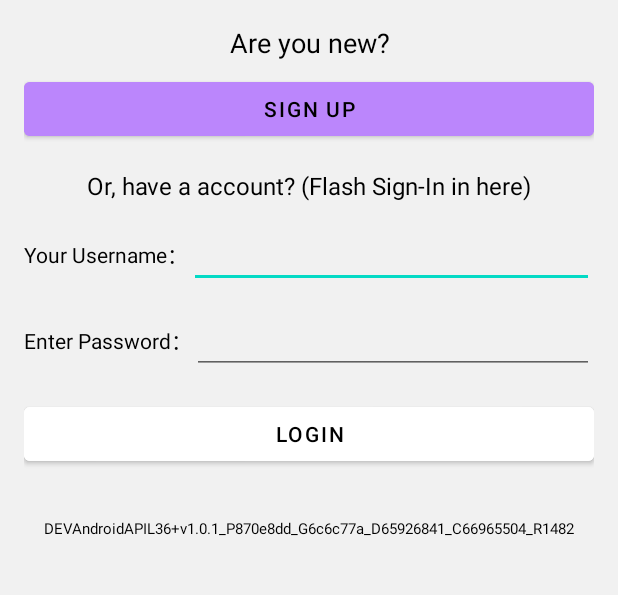
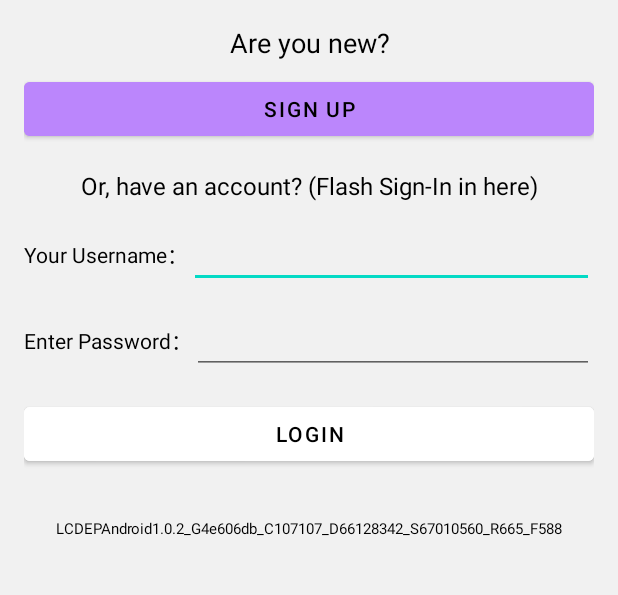
Before and after one commit to cyruschuikc/AY26-27_IT114105_FYP-Group3, an Android app: the screen it shows after launch (MainActivity), on a phone screen of 412 x 824 dp, the part 411-1006 px from its top. Run offline under Robolectric (Android 15) with nearby library versions, the phone set to English and light mode, and no system bars; 3 statements that could not run were skipped.

Commit message:
Update strings.xml

```diff
--- a/Android/app/src/main/res/values/strings.xml
+++ b/Android/app/src/main/res/values/strings.xml
@@ -3,14 +3,14 @@
     <string name="AppName">TeamBox</string>
     <string name="welStaText">Welcome to use TeamBox!</string>
     <string name="registMsg">Are you new?</string>
-    <string name="loginMsg">Or, have a account? (Flash Sign-In in here)</string>
+    <string name="loginMsg">Or, have an account? (Flash Sign-In in here)</string>
     <string name="regist">Sign Up</string>
     <string name="lbDomain">Domain Selection：</string>
     <string name="lbIdentity">Identity Selection：</string>
     <string name="field_tag_1">Your Username：</string>
     <string name="field_tag_2">Enter Password：</string>
     <string name="login">Login</string>
-    <string name="ver">DEVAndroidAPIL36+v1.0.1_P870e8dd_G6c6c77a_D65926841_C66965504_R1482</string>
+    <string name="ver">LCDEPAndroid1.0.2_G4e606db_C107107_D66128342_S67010560_R665_F588</string>
 
     <!--Identity Options-->
     <string-array name="identity_array">
```
